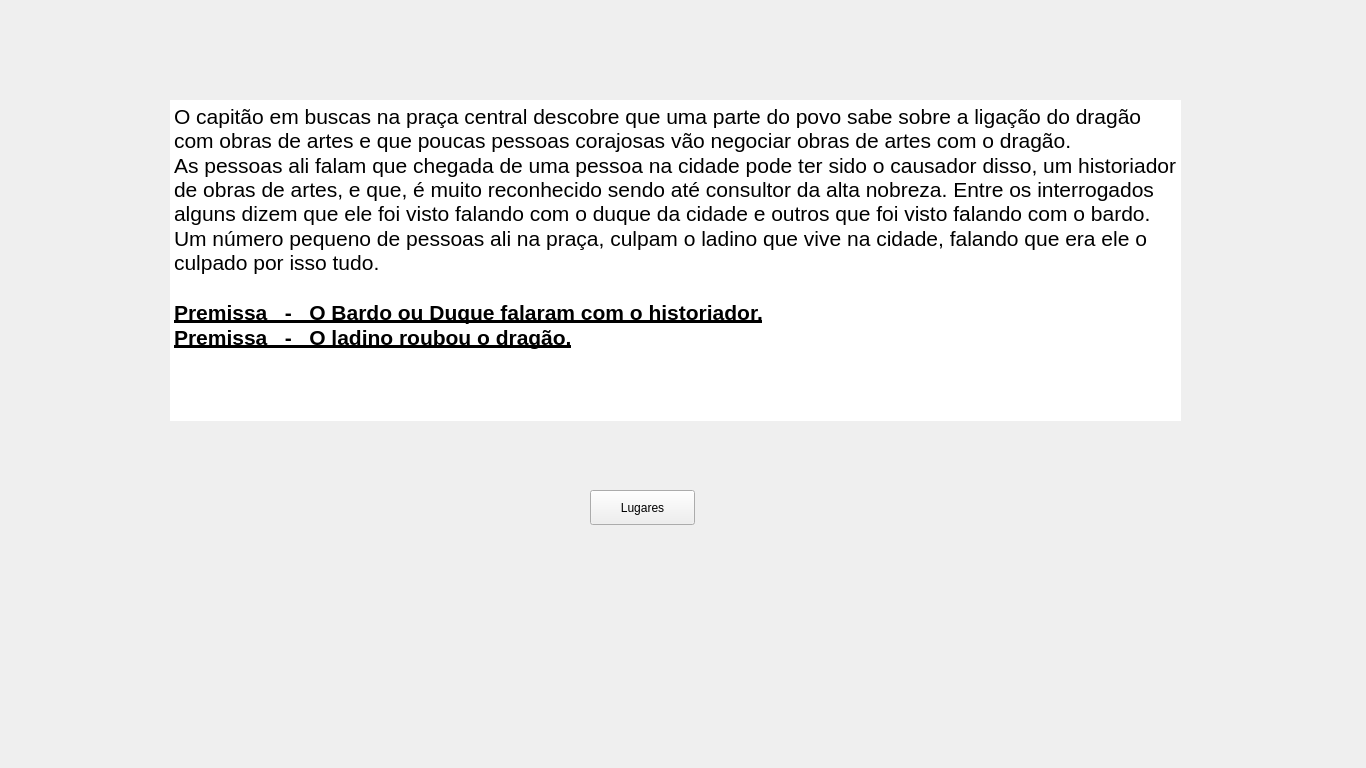
First picture: the form in ui/forthwindow.ui, repository eriklemy/Detetive, before the edit.
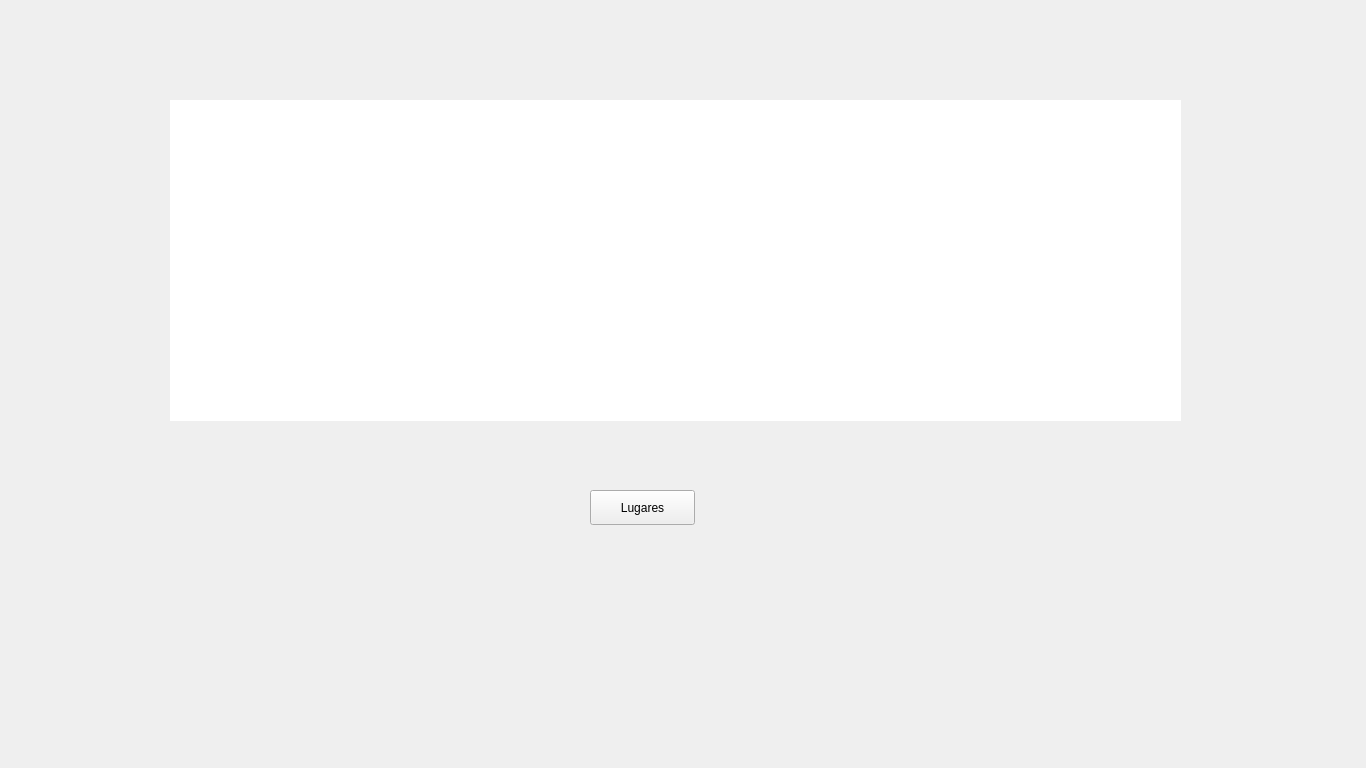
Second picture: the form after the edit.

Diff of the .ui file:
```diff
--- a/ui/forthwindow.ui
+++ b/ui/forthwindow.ui
@@ -29,15 +29,15 @@
    <widget class="QLabel" name="label">
     <property name="geometry">
      <rect>
-      <x>-30</x>
+      <x>0</x>
       <y>0</y>
-      <width>1400</width>
+      <width>1366</width>
       <height>768</height>
      </rect>
     </property>
     <property name="maximumSize">
      <size>
-      <width>1400</width>
+      <width>1366</width>
       <height>768</height>
      </size>
     </property>
@@ -75,13 +75,13 @@
 &lt;html&gt;&lt;head&gt;&lt;meta name=&quot;qrichtext&quot; content=&quot;1&quot; /&gt;&lt;meta charset=&quot;utf-8&quot; /&gt;&lt;style type=&quot;text/css&quot;&gt;
 p, li { white-space: pre-wrap; }
 &lt;/style&gt;&lt;/head&gt;&lt;body style=&quot; font-family:'Segoe UI'; font-size:9pt; font-weight:400; font-style:normal;&quot;&gt;
-&lt;p style=&quot; margin-top:0px; margin-bottom:0px; margin-left:0px; margin-right:0px; -qt-block-indent:0; text-indent:0px;&quot;&gt;&lt;span style=&quot; font-size:16pt;&quot;&gt;O capitão em buscas na praça central descobre que uma parte do povo sabe sobre a ligação do dragão com obras de artes e que poucas pessoas corajosas vão negociar obras de artes com o dragão.&lt;/span&gt;&lt;/p&gt;
-&lt;p style=&quot; margin-top:0px; margin-bottom:0px; margin-left:0px; margin-right:0px; -qt-block-indent:0; text-indent:0px;&quot;&gt;&lt;span style=&quot; font-size:16pt;&quot;&gt;As pessoas ali falam que chegada de uma pessoa na cidade pode ter sido o causador disso, um historiador de obras de artes, e que, é muito reconhecido sendo até consultor da alta nobreza. Entre os interrogados alguns dizem que ele foi visto falando com o duque da cidade e outros que foi visto falando com o bardo.&lt;/span&gt;&lt;/p&gt;
-&lt;p style=&quot; margin-top:0px; margin-bottom:0px; margin-left:0px; margin-right:0px; -qt-block-indent:0; text-indent:0px;&quot;&gt;&lt;span style=&quot; font-size:16pt;&quot;&gt;Um número pequeno de pessoas ali na praça, culpam o ladino que vive na cidade, falando que era ele o culpado por isso tudo.&lt;/span&gt;&lt;/p&gt;
-&lt;p style=&quot;-qt-paragraph-type:empty; margin-top:0px; margin-bottom:0px; margin-left:0px; margin-right:0px; -qt-block-indent:0; text-indent:0px; font-size:16pt;&quot;&gt;&lt;br /&gt;&lt;/p&gt;
-&lt;p style=&quot; margin-top:0px; margin-bottom:0px; margin-left:0px; margin-right:0px; -qt-block-indent:0; text-indent:0px;&quot;&gt;&lt;span style=&quot; font-size:16pt; font-weight:700; text-decoration: underline;&quot;&gt;Premissa   -   O Bardo ou Duque falaram com o historiador.&lt;/span&gt;&lt;/p&gt;
-&lt;p style=&quot; margin-top:0px; margin-bottom:0px; margin-left:0px; margin-right:0px; -qt-block-indent:0; text-indent:0px;&quot;&gt;&lt;span style=&quot; font-size:16pt; font-weight:700; text-decoration: underline;&quot;&gt;Premissa   -   O ladino roubou o dragão.&lt;/span&gt;&lt;/p&gt;
-&lt;p style=&quot;-qt-paragraph-type:empty; margin-top:0px; margin-bottom:0px; margin-left:0px; margin-right:0px; -qt-block-indent:0; text-indent:0px; font-size:16pt;&quot;&gt;&lt;br /&gt;&lt;/p&gt;&lt;/body&gt;&lt;/html&gt;</string>
+&lt;p style=&quot; margin-top:0px; margin-bottom:0px; margin-left:0px; margin-right:0px; -qt-block-indent:0; text-indent:0px;&quot;&gt;&lt;span style=&quot; font-size:16pt; color:#ffffff;&quot;&gt;O capitão em buscas na praça central descobre que uma parte do povo sabe sobre a ligação do dragão com obras de artes e que poucas pessoas corajosas vão negociar obras de artes com o dragão.&lt;/span&gt;&lt;/p&gt;
+&lt;p style=&quot; margin-top:0px; margin-bottom:0px; margin-left:0px; margin-right:0px; -qt-block-indent:0; text-indent:0px;&quot;&gt;&lt;span style=&quot; font-size:16pt; color:#ffffff;&quot;&gt;As pessoas ali falam que chegada de uma pessoa na cidade pode ter sido o causador disso, um historiador de obras de artes, e que, é muito reconhecido sendo até consultor da alta nobreza. Entre os interrogados alguns dizem que ele foi visto falando com o duque da cidade e outros que foi visto falando com o bardo.&lt;/span&gt;&lt;/p&gt;
+&lt;p style=&quot; margin-top:0px; margin-bottom:0px; margin-left:0px; margin-right:0px; -qt-block-indent:0; text-indent:0px;&quot;&gt;&lt;span style=&quot; font-size:16pt; color:#ffffff;&quot;&gt;Um número pequeno de pessoas ali na praça, culpam o ladino que vive na cidade, falando que era ele o culpado por isso tudo.&lt;/span&gt;&lt;/p&gt;
+&lt;p style=&quot;-qt-paragraph-type:empty; margin-top:0px; margin-bottom:0px; margin-left:0px; margin-right:0px; -qt-block-indent:0; text-indent:0px; font-size:16pt; color:#ffffff;&quot;&gt;&lt;br /&gt;&lt;/p&gt;
+&lt;p style=&quot; margin-top:0px; margin-bottom:0px; margin-left:0px; margin-right:0px; -qt-block-indent:0; text-indent:0px;&quot;&gt;&lt;span style=&quot; font-size:16pt; font-weight:700; text-decoration: underline; color:#ffffff;&quot;&gt;Premissa   -   O Bardo ou Duque falaram com o historiador.&lt;/span&gt;&lt;/p&gt;
+&lt;p style=&quot; margin-top:0px; margin-bottom:0px; margin-left:0px; margin-right:0px; -qt-block-indent:0; text-indent:0px;&quot;&gt;&lt;span style=&quot; font-size:16pt; font-weight:700; text-decoration: underline; color:#ffffff;&quot;&gt;Premissa   -   O ladino roubou o dragão.&lt;/span&gt;&lt;/p&gt;
+&lt;p style=&quot;-qt-paragraph-type:empty; margin-top:0px; margin-bottom:0px; margin-left:0px; margin-right:0px; -qt-block-indent:0; text-indent:0px; font-size:16pt; color:#ffffff;&quot;&gt;&lt;br /&gt;&lt;/p&gt;&lt;/body&gt;&lt;/html&gt;</string>
     </property>
    </widget>
   </widget>
```
